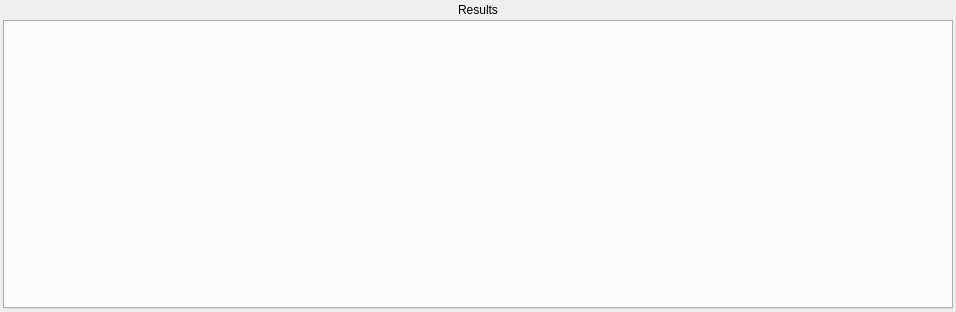
Old version of the form dupe_results_dialog.ui in the repository dgudim/qt_disk-deduper.
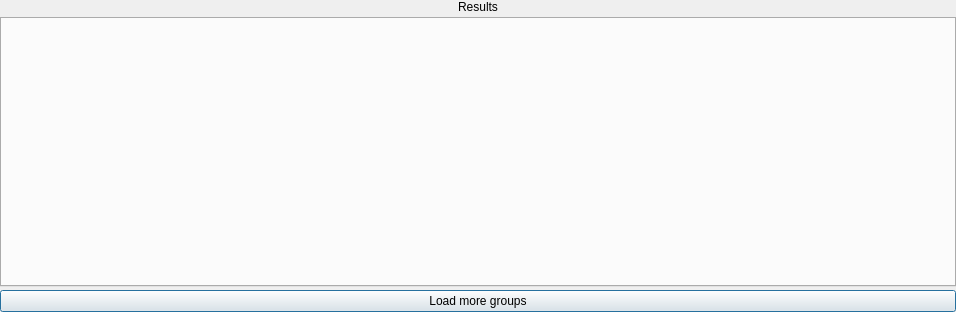
New version of the form.

The edit to the form file:
```diff
--- a/dupe_results_dialog.ui
+++ b/dupe_results_dialog.ui
@@ -18,16 +18,16 @@
     <number>3</number>
    </property>
    <property name="leftMargin">
-    <number>3</number>
+    <number>0</number>
    </property>
    <property name="topMargin">
-    <number>3</number>
+    <number>0</number>
    </property>
    <property name="rightMargin">
-    <number>3</number>
+    <number>0</number>
    </property>
    <property name="bottomMargin">
-    <number>3</number>
+    <number>0</number>
    </property>
    <item>
     <widget class="QLabel" name="res_label">
@@ -46,6 +46,13 @@
      </property>
     </widget>
    </item>
+   <item>
+    <widget class="QPushButton" name="load_more_groups">
+     <property name="text">
+      <string>Load more groups</string>
+     </property>
+    </widget>
+   </item>
   </layout>
  </widget>
  <resources/>
```
